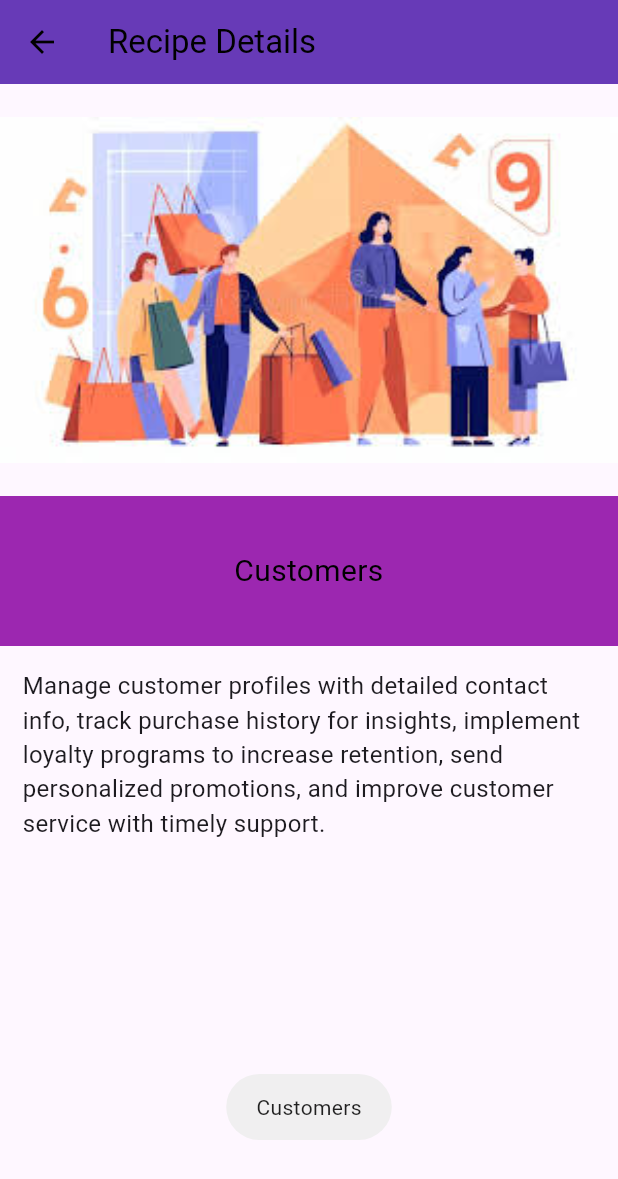
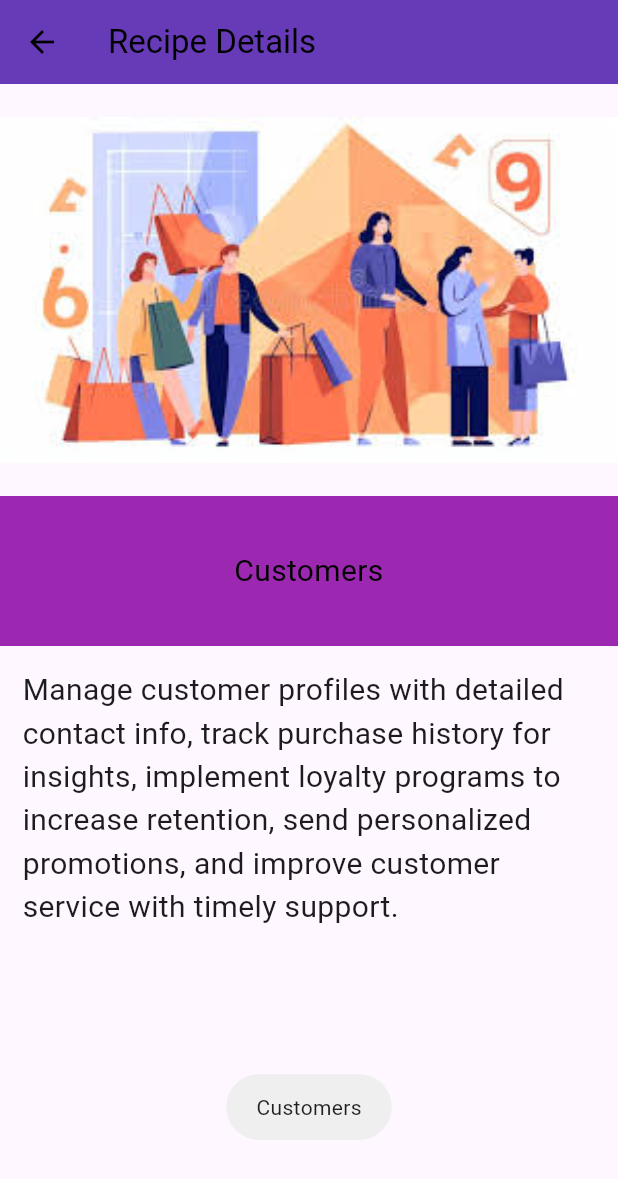
Before and after one commit to sumaiya-akter-runa/online_sell_app, a Flutter app: the screen it shows after launch, after a tap on "Customers", on a phone screen of 412 x 824 dp. Shown: the top 1179 px of the screen. Run offline on Flutter 3.47's test engine with Material 3 defaults, Android fonts, the phone set to English and light mode, and no system bars; our stand-ins replace fluttertoast, google_fonts; Roboto replaces fonts that are missing (Acme).

Commit message:
images added

```diff
--- a/lib/home_page.dart
+++ b/lib/home_page.dart
@@ -29,7 +29,7 @@ class HomePage extends StatelessWidget {
         mainAxisSpacing: 10,
         crossAxisSpacing: 10,
         children: [
-          GestureDetector(
+          InkWell(
             onTap: (){
               Fluttertoast.showToast(msg: section1Name);
               Navigator.push(context, MaterialPageRoute(builder: (context)=>ProductDetails(name: section1Name,image: image1,description: section1Description)));//for going one page to another page
@@ -70,7 +70,7 @@ class HomePage extends StatelessWidget {
               ),
             ),
           ),
-          GestureDetector(
+          InkWell(
             onTap: (){
               Fluttertoast.showToast(msg: section2Name);
               Navigator.push(context, MaterialPageRoute(builder: (context)=>ProductDetails(name: section2Name,image: image2,description: section2Description)));
@@ -112,7 +112,7 @@ class HomePage extends StatelessWidget {
               ),
             ),
           ),
-          GestureDetector(
+          InkWell(
             onTap: (){
               Fluttertoast.showToast(msg: section3Name);
               Navigator.push(context, MaterialPageRoute(builder: (context)=>ProductDetails(name: section3Name,image: image3,description: section3Description)));//for going one page to another page
@@ -152,7 +152,7 @@ class HomePage extends StatelessWidget {
               ),
             ),
           ),
-          GestureDetector(
+          InkWell(
             onTap: (){
               Fluttertoast.showToast(msg: section4Name);
               Navigator.push(context, MaterialPageRoute(builder: (context)=>ProductDetails(name: section4Name,image: image4,description: section4Description)));//for going one page to another page
@@ -193,7 +193,7 @@ class HomePage extends StatelessWidget {
               ),
             ),
           ),
-          GestureDetector(
+          InkWell(
             onTap: (){
               Fluttertoast.showToast(msg: section5Name);
               Navigator.push(context, MaterialPageRoute(builder: (context)=>ProductDetails(name: section5Name,image: image5,description: section5Description)));//for going one page to another page
@@ -233,7 +233,7 @@ class HomePage extends StatelessWidget {
               ),
             ),
           ),
-          GestureDetector(
+          InkWell(
             onTap: (){
               Fluttertoast.showToast(msg: section6Name);
               Navigator.push(context, MaterialPageRoute(builder: (context)=>ProductDetails(name: section6Name,image: image6,description: section6Description)));//for going one page to another page
--- a/lib/product_details.dart
+++ b/lib/product_details.dart
@@ -18,7 +18,7 @@ class _ProductDetails extends State<ProductDetails> {
   Widget build(BuildContext context) {
 
     var screenWidth = MediaQuery.sizeOf(context).width;
-    var fontSize = screenWidth > 600 ? 28.0 : 18.0;
+    var fontSize = screenWidth > 1000 ? 30.0 : 20.0;
 
 
     return Scaffold(
@@ -76,7 +76,7 @@ class _ProductDetails extends State<ProductDetails> {
                       padding: const EdgeInsets.all(15.0),
                       child: Text(widget.description,
                         style:GoogleFonts.acme(
-                            fontSize: 16
+                            fontSize: fontSize,
                         ) ,),
                     ),
                   )
```
